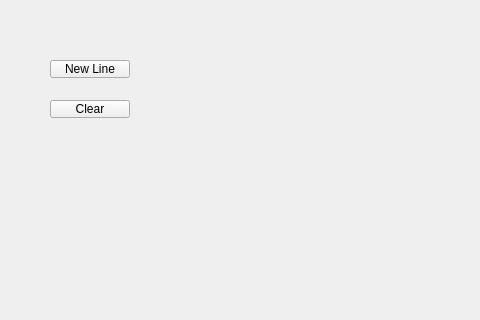
blackbird2003/LineSets, file widget.ui: the form before one commit; both pictures show x 0 to 480 and y 0 to 320 of the 800 by 600 pixel window.
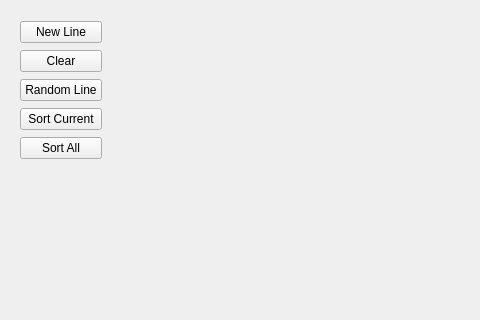
The form after the commit.

```diff
--- a/widget.ui
+++ b/widget.ui
@@ -13,31 +13,52 @@
   <property name="windowTitle">
    <string>Widget</string>
   </property>
-  <widget class="QPushButton" name="btnNewLine">
+  <widget class="QWidget" name="layoutWidget">
    <property name="geometry">
     <rect>
-     <x>50</x>
-     <y>60</y>
-     <width>80</width>
-     <height>18</height>
+     <x>20</x>
+     <y>20</y>
+     <width>82</width>
+     <height>141</height>
     </rect>
    </property>
-   <property name="text">
-    <string>New Line</string>
-   </property>
-  </widget>
-  <widget class="QPushButton" name="btnClear">
-   <property name="geometry">
-    <rect>
-     <x>50</x>
-     <y>100</y>
-     <width>80</width>
-     <height>18</height>
-    </rect>
-   </property>
-   <property name="text">
-    <string>Clear</string>
-   </property>
+   <layout class="QVBoxLayout" name="verticalLayout">
+    <item>
+     <widget class="QPushButton" name="btnNewLine">
+      <property name="text">
+       <string>New Line</string>
+      </property>
+     </widget>
+    </item>
+    <item>
+     <widget class="QPushButton" name="btnClear">
+      <property name="text">
+       <string>Clear</string>
+      </property>
+     </widget>
+    </item>
+    <item>
+     <widget class="QPushButton" name="btnRandom">
+      <property name="text">
+       <string>Random Line</string>
+      </property>
+     </widget>
+    </item>
+    <item>
+     <widget class="QPushButton" name="bthSortCurrent">
+      <property name="text">
+       <string>Sort Current</string>
+      </property>
+     </widget>
+    </item>
+    <item>
+     <widget class="QPushButton" name="bthSortAll">
+      <property name="text">
+       <string>Sort All</string>
+      </property>
+     </widget>
+    </item>
+   </layout>
   </widget>
  </widget>
  <resources/>
```
